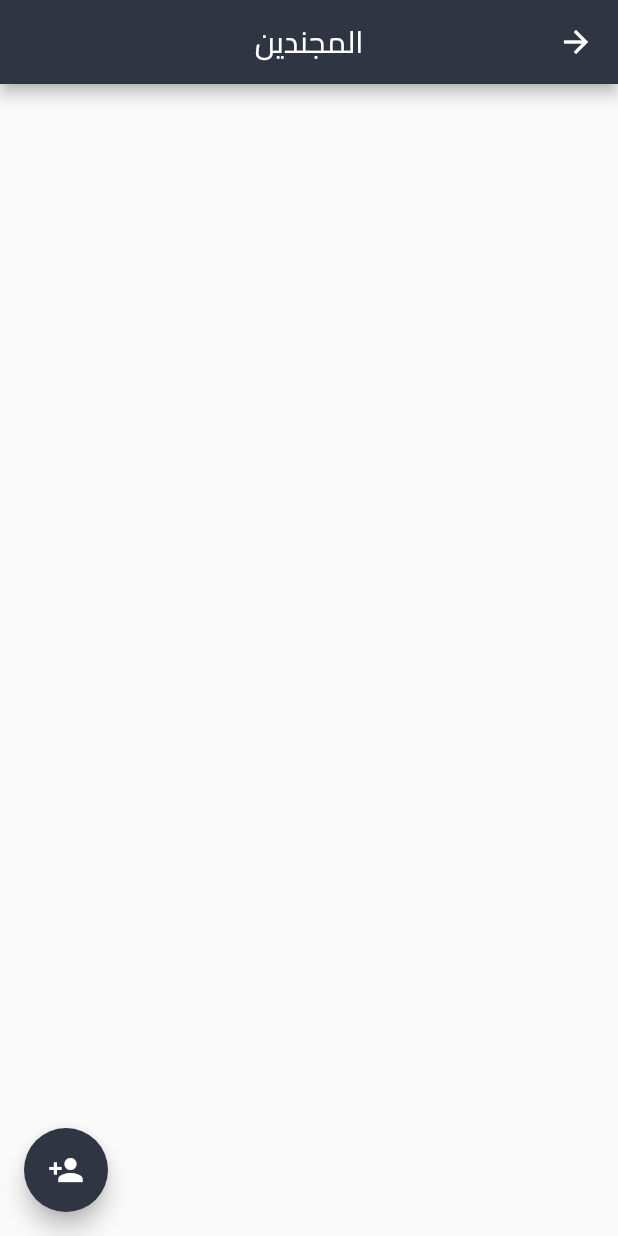
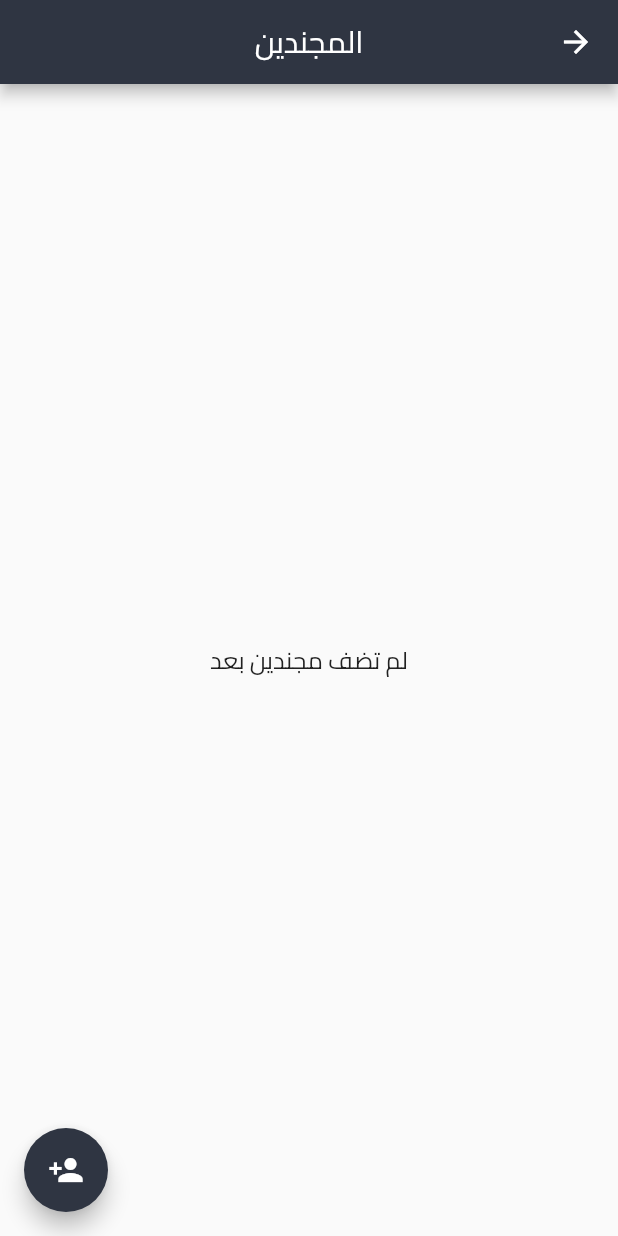
Before and after one commit to ahmedherhesh/eltayeen, a Flutter app: the Users screen opened by its route, on a phone screen of 412 x 824 dp. Run offline on Flutter 3.47's test engine with Material 2 defaults, Android fonts, the phone set to English and light mode, and no system bars; our stand-ins replace date_field, flutter_speed_dial, get, sqflite; accounts and stored records are empty.

Commit message:
some work

```diff
--- a/lib/helpers/constants.dart
+++ b/lib/helpers/constants.dart
@@ -1,7 +1,7 @@
 import 'package:flutter/material.dart';
 
 String appTitle = 'التعيين';
-const TextStyle textStyle = TextStyle(fontSize: 16, fontWeight: FontWeight.bold);
+const TextStyle textStyle = TextStyle(fontSize: 16);
 const Color primaryColor = Color(0xff2f3542);
 String date = "${DateTime.now()}".split(' ')[0];
 const double padding = 20;
--- a/lib/main.dart
+++ b/lib/main.dart
@@ -82,7 +82,7 @@ class _HomeState extends State<Home> {
           } else if (data.isEmpty) {
             return const Center(
               child: Text(
-                'لا توجد تعاملات لليوم',
+                'لا توجد تعاملات',
                 style: textStyle,
               ),
             );
--- a/lib/screens/users.dart
+++ b/lib/screens/users.dart
@@ -23,8 +23,22 @@ class _UsersState extends State<Users> {
           future: db.get(table: 'users'),
           builder: (context, AsyncSnapshot snapshot) {
             List data = snapshot.data ?? [];
+            if (snapshot.connectionState == ConnectionState.waiting) {
+              return const Center(
+                child: CircularProgressIndicator(
+                  color: primaryColor,
+                ),
+              );
+            } else if (data.isEmpty) {
+              return const Center(
+                child: Text(
+                  'لم تضف مجندين بعد',
+                  style: textStyle,
+                ),
+              );
+            }
             return ListView(
-            padding: const EdgeInsets.all(padding),
+              padding: const EdgeInsets.all(padding),
               children: List.generate(
                 data.length,
                 (i) => Container(
```
